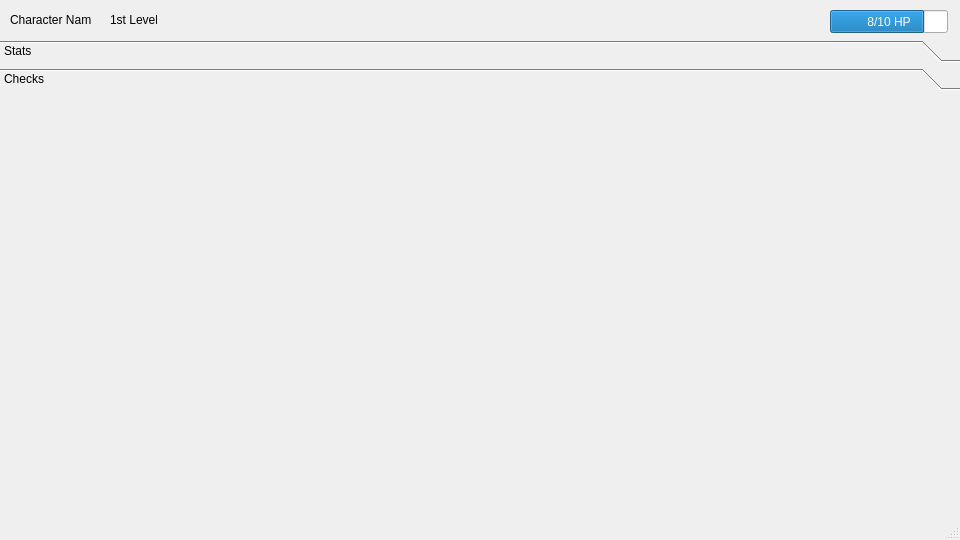
This is mainwindow.ui in CasperTheCat/DnDice as Qt 5 draws it before an edit. The edited form follows.
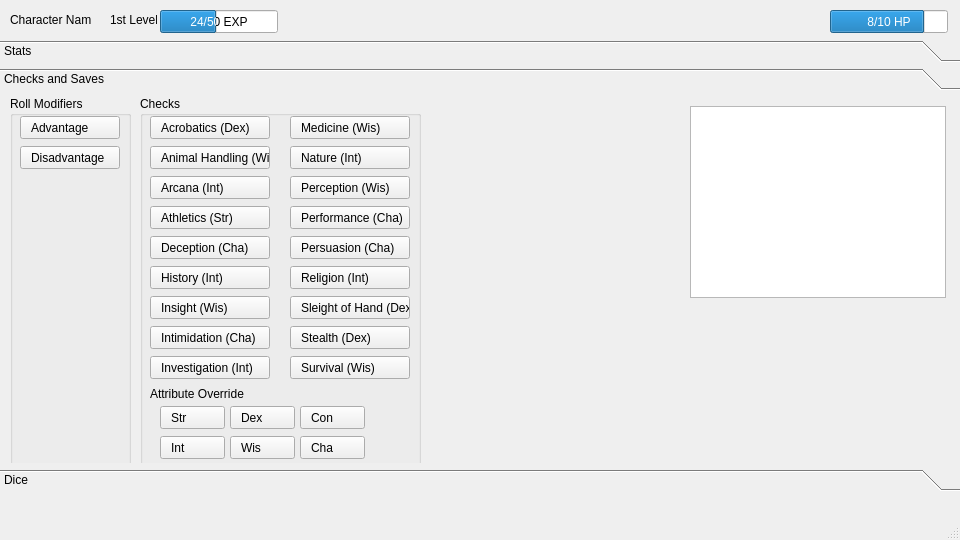
This is the edited form. The open tabs and pages were chosen to show the change.

Diff of the .ui file:
```diff
--- a/mainwindow.ui
+++ b/mainwindow.ui
@@ -296,9 +296,537 @@
       </item>
      </layout>
     </widget>
-    <widget class="QWidget" name="page">
+    <widget class="QWidget" name="grid_page_checks">
+     <property name="geometry">
+      <rect>
+       <x>0</x>
+       <y>0</y>
+       <width>961</width>
+       <height>370</height>
+      </rect>
+     </property>
      <attribute name="label">
-      <string>Checks</string>
+      <string>Checks and Saves</string>
+     </attribute>
+     <widget class="QGroupBox" name="org_group_checks">
+      <property name="geometry">
+       <rect>
+        <x>140</x>
+        <y>0</y>
+        <width>281</width>
+        <height>371</height>
+       </rect>
+      </property>
+      <property name="title">
+       <string>Checks</string>
+      </property>
+      <widget class="QPushButton" name="btn_check_acro">
+       <property name="geometry">
+        <rect>
+         <x>10</x>
+         <y>20</y>
+         <width>120</width>
+         <height>23</height>
+        </rect>
+       </property>
+       <property name="styleSheet">
+        <string notr="true">text-align: left; padding-left: 10px;</string>
+       </property>
+       <property name="text">
+        <string>Acrobatics (Dex)</string>
+       </property>
+      </widget>
+      <widget class="QPushButton" name="btn_check_anml">
+       <property name="geometry">
+        <rect>
+         <x>10</x>
+         <y>50</y>
+         <width>120</width>
+         <height>23</height>
+        </rect>
+       </property>
+       <property name="styleSheet">
+        <string notr="true">text-align: left; padding-left: 10px;</string>
+       </property>
+       <property name="text">
+        <string>Animal Handling (Wis)</string>
+       </property>
+      </widget>
+      <widget class="QPushButton" name="btn_check_arcana">
+       <property name="geometry">
+        <rect>
+         <x>10</x>
+         <y>80</y>
+         <width>120</width>
+         <height>23</height>
+        </rect>
+       </property>
+       <property name="styleSheet">
+        <string notr="true">text-align: left; padding-left: 10px;</string>
+       </property>
+       <property name="text">
+        <string>Arcana (Int)</string>
+       </property>
+      </widget>
+      <widget class="QPushButton" name="btn_check_ath">
+       <property name="geometry">
+        <rect>
+         <x>10</x>
+         <y>110</y>
+         <width>120</width>
+         <height>23</height>
+        </rect>
+       </property>
+       <property name="styleSheet">
+        <string notr="true">text-align: left; padding-left: 10px;</string>
+       </property>
+       <property name="text">
+        <string>Athletics (Str)</string>
+       </property>
+      </widget>
+      <widget class="QPushButton" name="btn_check_dec">
+       <property name="geometry">
+        <rect>
+         <x>10</x>
+         <y>140</y>
+         <width>120</width>
+         <height>23</height>
+        </rect>
+       </property>
+       <property name="styleSheet">
+        <string notr="true">text-align: left; padding-left: 10px;</string>
+       </property>
+       <property name="text">
+        <string>Deception (Cha)</string>
+       </property>
+      </widget>
+      <widget class="QPushButton" name="btn_check_his">
+       <property name="geometry">
+        <rect>
+         <x>10</x>
+         <y>170</y>
+         <width>120</width>
+         <height>23</height>
+        </rect>
+       </property>
+       <property name="styleSheet">
+        <string notr="true">text-align: left; padding-left: 10px;</string>
+       </property>
+       <property name="text">
+        <string>History (Int)</string>
+       </property>
+      </widget>
+      <widget class="QPushButton" name="btn_check_ins">
+       <property name="geometry">
+        <rect>
+         <x>10</x>
+         <y>200</y>
+         <width>120</width>
+         <height>23</height>
+        </rect>
+       </property>
+       <property name="styleSheet">
+        <string notr="true">text-align: left; padding-left: 10px;</string>
+       </property>
+       <property name="text">
+        <string>Insight (Wis)</string>
+       </property>
+      </widget>
+      <widget class="QPushButton" name="btn_check_int">
+       <property name="geometry">
+        <rect>
+         <x>10</x>
+         <y>230</y>
+         <width>120</width>
+         <height>23</height>
+        </rect>
+       </property>
+       <property name="styleSheet">
+        <string notr="true">text-align: left; padding-left: 10px;</string>
+       </property>
+       <property name="text">
+        <string>Intimidation (Cha)</string>
+       </property>
+      </widget>
+      <widget class="QPushButton" name="btn_check_inv">
+       <property name="geometry">
+        <rect>
+         <x>10</x>
+         <y>260</y>
+         <width>120</width>
+         <height>23</height>
+        </rect>
+       </property>
+       <property name="styleSheet">
+        <string notr="true">text-align: left; padding-left: 10px;</string>
+       </property>
+       <property name="text">
+        <string>Investigation (Int)</string>
+       </property>
+      </widget>
+      <widget class="QPushButton" name="btn_check_med">
+       <property name="geometry">
+        <rect>
+         <x>150</x>
+         <y>20</y>
+         <width>120</width>
+         <height>23</height>
+        </rect>
+       </property>
+       <property name="styleSheet">
+        <string notr="true">text-align: left; padding-left: 10px;</string>
+       </property>
+       <property name="text">
+        <string>Medicine (Wis)</string>
+       </property>
+      </widget>
+      <widget class="QPushButton" name="btn_check_nat">
+       <property name="geometry">
+        <rect>
+         <x>150</x>
+         <y>50</y>
+         <width>120</width>
+         <height>23</height>
+        </rect>
+       </property>
+       <property name="styleSheet">
+        <string notr="true">text-align: left; padding-left: 10px;</string>
+       </property>
+       <property name="text">
+        <string>Nature (Int)</string>
+       </property>
+      </widget>
+      <widget class="QPushButton" name="btn_check_perc">
+       <property name="geometry">
+        <rect>
+         <x>150</x>
+         <y>80</y>
+         <width>120</width>
+         <height>23</height>
+        </rect>
+       </property>
+       <property name="styleSheet">
+        <string notr="true">text-align: left; padding-left: 10px;</string>
+       </property>
+       <property name="text">
+        <string>Perception (Wis)</string>
+       </property>
+      </widget>
+      <widget class="QPushButton" name="btn_check_perf">
+       <property name="geometry">
+        <rect>
+         <x>150</x>
+         <y>110</y>
+         <width>120</width>
+         <height>23</height>
+        </rect>
+       </property>
+       <property name="styleSheet">
+        <string notr="true">text-align: left; padding-left: 10px;</string>
+       </property>
+       <property name="text">
+        <string>Performance (Cha)</string>
+       </property>
+      </widget>
+      <widget class="QPushButton" name="btn_check_pers">
+       <property name="geometry">
+        <rect>
+         <x>150</x>
+         <y>140</y>
+         <width>120</width>
+         <height>23</height>
+        </rect>
+       </property>
+       <property name="styleSheet">
+        <string notr="true">text-align: left; padding-left: 10px;</string>
+       </property>
+       <property name="text">
+        <string>Persuasion (Cha)</string>
+       </property>
+      </widget>
+      <widget class="QPushButton" name="btn_check_rel">
+       <property name="geometry">
+        <rect>
+         <x>150</x>
+         <y>170</y>
+         <width>120</width>
+         <height>23</height>
+        </rect>
+       </property>
+       <property name="styleSheet">
+        <string notr="true">text-align: left; padding-left: 10px;</string>
+       </property>
+       <property name="text">
+        <string>Religion (Int)</string>
+       </property>
+      </widget>
+      <widget class="QPushButton" name="btn_check_sle">
+       <property name="geometry">
+        <rect>
+         <x>150</x>
+         <y>200</y>
+         <width>120</width>
+         <height>23</height>
+        </rect>
+       </property>
+       <property name="styleSheet">
+        <string notr="true">text-align: left; padding-left: 10px;</string>
+       </property>
+       <property name="text">
+        <string>Sleight of Hand (Dex)</string>
+       </property>
+      </widget>
+      <widget class="QPushButton" name="btn_check_ste">
+       <property name="geometry">
+        <rect>
+         <x>150</x>
+         <y>230</y>
+         <width>120</width>
+         <height>23</height>
+        </rect>
+       </property>
+       <property name="styleSheet">
+        <string notr="true">text-align: left; padding-left: 10px;</string>
+       </property>
+       <property name="text">
+        <string>Stealth (Dex)</string>
+       </property>
+      </widget>
+      <widget class="QPushButton" name="btn_check_sur">
+       <property name="geometry">
+        <rect>
+         <x>150</x>
+         <y>260</y>
+         <width>120</width>
+         <height>23</height>
+        </rect>
+       </property>
+       <property name="styleSheet">
+        <string notr="true">text-align: left; padding-left: 10px;</string>
+       </property>
+       <property name="text">
+        <string>Survival (Wis)</string>
+       </property>
+      </widget>
+      <widget class="QPushButton" name="btn_check_ovrrde_str">
+       <property name="geometry">
+        <rect>
+         <x>20</x>
+         <y>310</y>
+         <width>65</width>
+         <height>23</height>
+        </rect>
+       </property>
+       <property name="styleSheet">
+        <string notr="true">text-align: left; padding-left: 10px;</string>
+       </property>
+       <property name="text">
+        <string>Str</string>
+       </property>
+       <property name="checkable">
+        <bool>true</bool>
+       </property>
+       <property name="checked">
+        <bool>false</bool>
+       </property>
+      </widget>
+      <widget class="QPushButton" name="btn_check_ovrrde_int">
+       <property name="geometry">
+        <rect>
+         <x>20</x>
+         <y>340</y>
+         <width>65</width>
+         <height>23</height>
+        </rect>
+       </property>
+       <property name="styleSheet">
+        <string notr="true">text-align: left; padding-left: 10px;</string>
+       </property>
+       <property name="text">
+        <string>Int</string>
+       </property>
+       <property name="checkable">
+        <bool>true</bool>
+       </property>
+      </widget>
+      <widget class="QPushButton" name="btn_check_ovrrde_dex">
+       <property name="geometry">
+        <rect>
+         <x>90</x>
+         <y>310</y>
+         <width>65</width>
+         <height>23</height>
+        </rect>
+       </property>
+       <property name="styleSheet">
+        <string notr="true">text-align: left; padding-left: 10px;</string>
+       </property>
+       <property name="text">
+        <string>Dex</string>
+       </property>
+       <property name="checkable">
+        <bool>true</bool>
+       </property>
+      </widget>
+      <widget class="QPushButton" name="btn_check_ovrrde_wis">
+       <property name="geometry">
+        <rect>
+         <x>90</x>
+         <y>340</y>
+         <width>65</width>
+         <height>23</height>
+        </rect>
+       </property>
+       <property name="styleSheet">
+        <string notr="true">text-align: left; padding-left: 10px;</string>
+       </property>
+       <property name="text">
+        <string>Wis</string>
+       </property>
+       <property name="checkable">
+        <bool>true</bool>
+       </property>
+      </widget>
+      <widget class="QPushButton" name="btn_check_ovrrde_con">
+       <property name="geometry">
+        <rect>
+         <x>160</x>
+         <y>310</y>
+         <width>65</width>
+         <height>23</height>
+        </rect>
+       </property>
+       <property name="styleSheet">
+        <string notr="true">text-align: left; padding-left: 10px;</string>
+       </property>
+       <property name="text">
+        <string>Con</string>
+       </property>
+       <property name="checkable">
+        <bool>true</bool>
+       </property>
+      </widget>
+      <widget class="QPushButton" name="btn_check_ovrrde_cha">
+       <property name="geometry">
+        <rect>
+         <x>160</x>
+         <y>340</y>
+         <width>65</width>
+         <height>23</height>
+        </rect>
+       </property>
+       <property name="styleSheet">
+        <string notr="true">text-align: left; padding-left: 10px;</string>
+       </property>
+       <property name="text">
+        <string>Cha</string>
+       </property>
+       <property name="checkable">
+        <bool>true</bool>
+       </property>
+      </widget>
+      <widget class="QLabel" name="label_check_ovrrde">
+       <property name="geometry">
+        <rect>
+         <x>10</x>
+         <y>290</y>
+         <width>261</width>
+         <height>16</height>
+        </rect>
+       </property>
+       <property name="styleSheet">
+        <string notr="true">text-align: left; padding-left: px;</string>
+       </property>
+       <property name="frameShape">
+        <enum>QFrame::NoFrame</enum>
+       </property>
+       <property name="frameShadow">
+        <enum>QFrame::Plain</enum>
+       </property>
+       <property name="text">
+        <string>Attribute Override</string>
+       </property>
+      </widget>
+     </widget>
+     <widget class="QTextBrowser" name="text_dbg_output">
+      <property name="geometry">
+       <rect>
+        <x>690</x>
+        <y>10</y>
+        <width>256</width>
+        <height>192</height>
+       </rect>
+      </property>
+     </widget>
+     <widget class="QGroupBox" name="org_group">
+      <property name="geometry">
+       <rect>
+        <x>10</x>
+        <y>0</y>
+        <width>121</width>
+        <height>371</height>
+       </rect>
+      </property>
+      <property name="title">
+       <string>Roll Modifiers</string>
+      </property>
+      <widget class="QPushButton" name="btn_rollmod_advntg">
+       <property name="geometry">
+        <rect>
+         <x>10</x>
+         <y>20</y>
+         <width>100</width>
+         <height>23</height>
+        </rect>
+       </property>
+       <property name="styleSheet">
+        <string notr="true">text-align: left; padding-left: 10px;</string>
+       </property>
+       <property name="text">
+        <string>Advantage</string>
+       </property>
+       <property name="checkable">
+        <bool>true</bool>
+       </property>
+       <property name="checked">
+        <bool>false</bool>
+       </property>
+      </widget>
+      <widget class="QPushButton" name="btn_rollmod_dsadvn">
+       <property name="geometry">
+        <rect>
+         <x>10</x>
+         <y>50</y>
+         <width>100</width>
+         <height>23</height>
+        </rect>
+       </property>
+       <property name="styleSheet">
+        <string notr="true">text-align: left; padding-left: 10px;</string>
+       </property>
+       <property name="text">
+        <string>Disadvantage</string>
+       </property>
+       <property name="checkable">
+        <bool>true</bool>
+       </property>
+       <property name="checked">
+        <bool>false</bool>
+       </property>
+      </widget>
+     </widget>
+    </widget>
+    <widget class="QWidget" name="grid_page_dice">
+     <property name="geometry">
+      <rect>
+       <x>0</x>
+       <y>0</y>
+       <width>961</width>
+       <height>370</height>
+      </rect>
+     </property>
+     <attribute name="label">
+      <string>Dice</string>
      </attribute>
     </widget>
    </widget>
@@ -347,6 +875,28 @@
      <string>%v/%m HP</string>
     </property>
    </widget>
+   <widget class="QProgressBar" name="prog_experience">
+    <property name="geometry">
+     <rect>
+      <x>160</x>
+      <y>10</y>
+      <width>118</width>
+      <height>23</height>
+     </rect>
+    </property>
+    <property name="maximum">
+     <number>50</number>
+    </property>
+    <property name="value">
+     <number>24</number>
+    </property>
+    <property name="orientation">
+     <enum>Qt::Horizontal</enum>
+    </property>
+    <property name="format">
+     <string>%v/%m EXP</string>
+    </property>
+   </widget>
   </widget>
   <widget class="QMenuBar" name="menuBar">
    <property name="geometry">
```
Left out of the diff: 98 changed lines with no effect on the pictures.
